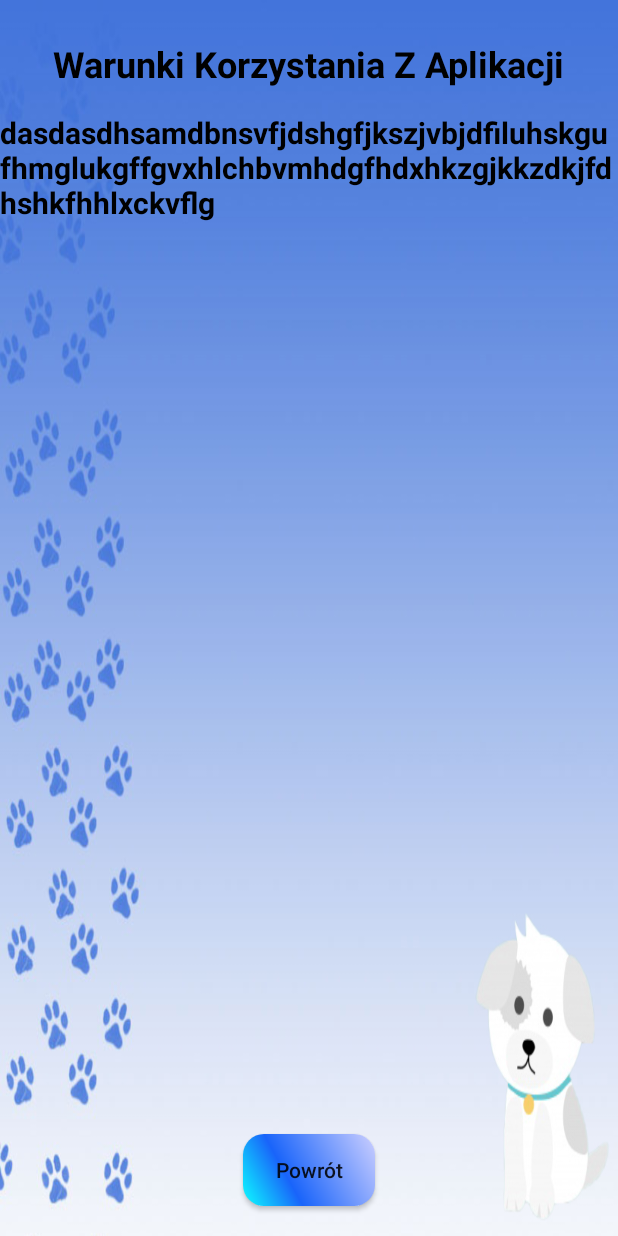
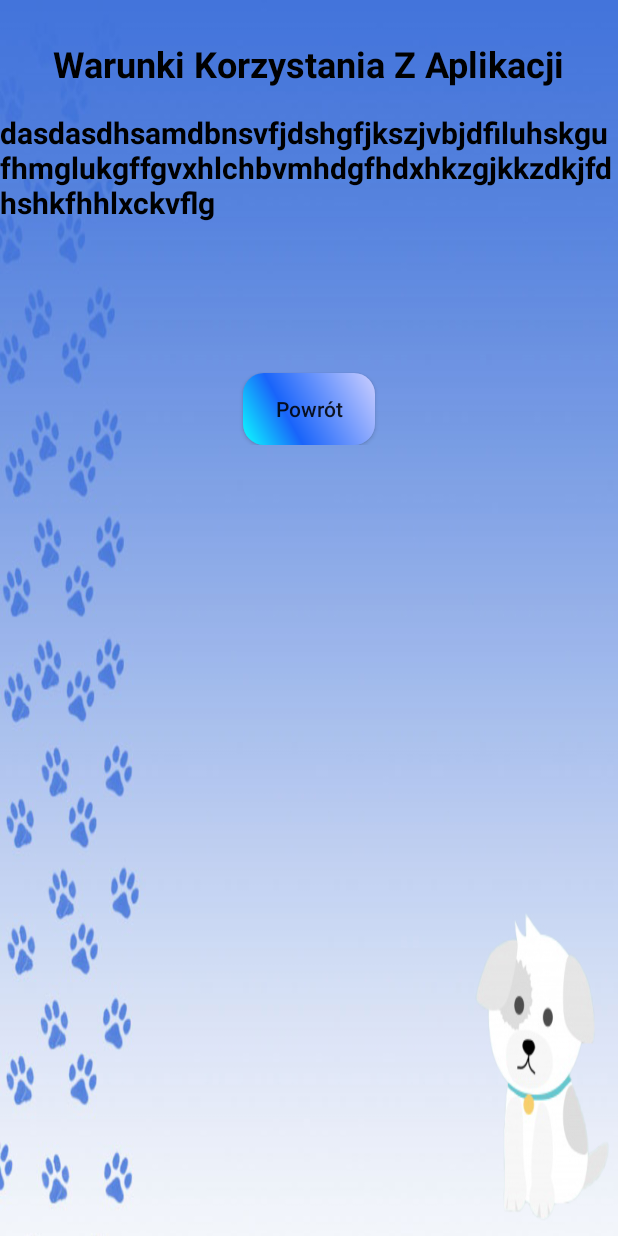
Before and after one commit to Vrezer/AnimalScheltersApp, an Android app: the Terms screen opened directly, with no data from a screen before it, on a phone screen of 412 x 824 dp. Run offline under Robolectric (Android 15) with nearby library versions, the phone set to English and light mode, and no system bars.

Commit message:
optimize code and view

```diff
--- a/app/src/main/res/layout/activity_terms.xml
+++ b/app/src/main/res/layout/activity_terms.xml
@@ -6,6 +6,16 @@
     android:layout_height="match_parent"
     android:background="@drawable/backgroundcolor"
     tools:context=".Terms">
+
+    <ScrollView
+        android:layout_width="match_parent"
+        android:layout_height="match_parent"
+        tools:layout_editor_absoluteX="45dp"
+        tools:layout_editor_absoluteY="0dp">
+
+        <androidx.constraintlayout.widget.ConstraintLayout
+            android:layout_width="match_parent"
+            android:layout_height="wrap_content">
 
             <TextView
                 android:id="@+id/TermsTextView"
@@ -17,7 +27,6 @@
                 android:textSize="20sp"
                 android:textStyle="bold"
                 app:layout_constraintEnd_toEndOf="parent"
-        app:layout_constraintHorizontal_bias="0.0"
                 app:layout_constraintStart_toStartOf="parent"
                 app:layout_constraintTop_toBottomOf="@+id/MainTextViewTerms" />
 
@@ -38,13 +47,15 @@
                 android:id="@+id/AcceptButtonTerms"
                 android:layout_width="wrap_content"
                 android:layout_height="wrap_content"
-        android:layout_marginBottom="20dp"
+                android:layout_marginTop="100dp"
                 android:background="@drawable/buttonshape"
                 android:onClick="AcceptTerms"
                 android:text="Powrót"
                 android:textAllCaps="false"
-        app:layout_constraintBottom_toBottomOf="parent"
                 app:layout_constraintEnd_toEndOf="parent"
-        app:layout_constraintStart_toStartOf="parent" />
+                app:layout_constraintStart_toStartOf="parent"
+                app:layout_constraintTop_toBottomOf="@+id/TermsTextView" />
+        </androidx.constraintlayout.widget.ConstraintLayout>
+    </ScrollView>
 
 </androidx.constraintlayout.widget.ConstraintLayout>
```
Also changed, not shown: app/src/main/res/layout/activity_admin.xml (+18 -0 lines), app/src/main/res/layout/activity_display_animal.xml (+6 -2 lines), app/src/main/res/layout/activity_get_access_admin.xml (+12 -6 lines), app/src/main/res/layout/activity_main.xml (+35 -32 lines), app/src/main/res/layout/activity_update_animal.xml (+3 -7 lines). Lines whose indentation alone changed are shown as unchanged.
